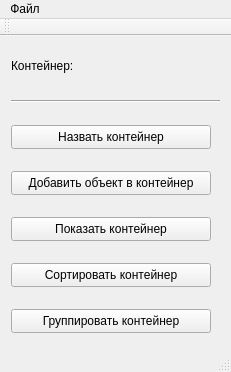
Before: the Qt Designer form QtdataFilter.ui in RedJost/SimpleObjectData, drawn with Qt 5.
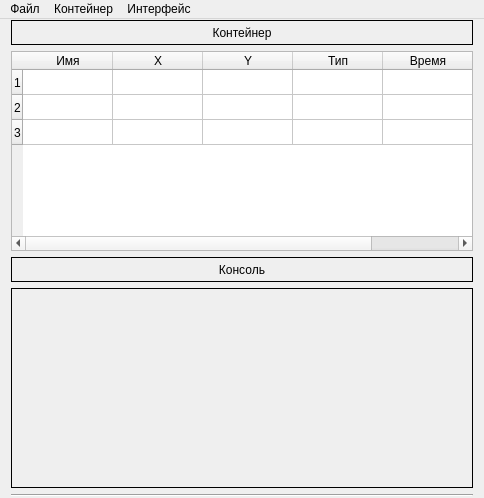
After: the same form once the commit is applied.

Diff of the .ui file:
```diff
--- a/QtdataFilter.ui
+++ b/QtdataFilter.ui
@@ -6,8 +6,8 @@
    <rect>
     <x>0</x>
     <y>0</y>
-    <width>231</width>
-    <height>372</height>
+    <width>484</width>
+    <height>498</height>
    </rect>
   </property>
   <property name="sizePolicy">
@@ -16,10 +16,28 @@
     <verstretch>0</verstretch>
    </sizepolicy>
   </property>
+  <property name="maximumSize">
+   <size>
+    <width>19000</width>
+    <height>16777215</height>
+   </size>
+  </property>
   <property name="windowTitle">
    <string>QtdataFilter</string>
   </property>
+  <property name="iconSize">
+   <size>
+    <width>12</width>
+    <height>12</height>
+   </size>
+  </property>
   <widget class="QWidget" name="centralWidget">
+   <property name="maximumSize">
+    <size>
+     <width>16000000</width>
+     <height>16777215</height>
+    </size>
+   </property>
    <layout class="QVBoxLayout" name="verticalLayout">
     <property name="sizeConstraint">
      <enum>QLayout::SetDefaultConstraint</enum>
@@ -31,27 +49,174 @@
      <number>1</number>
     </property>
     <item>
-     <widget class="QLabel" name="label">
+     <widget class="QLabel" name="label2">
+      <property name="maximumSize">
+       <size>
+        <width>16777215</width>
+        <height>25</height>
+       </size>
+      </property>
+      <property name="frameShape">
+       <enum>QFrame::Box</enum>
+      </property>
+      <property name="text">
+       <string>Контейнер</string>
+      </property>
+      <property name="alignment">
+       <set>Qt::AlignCenter</set>
+      </property>
+     </widget>
+    </item>
+    <item>
+     <widget class="QTableWidget" name="tableWidget">
       <property name="sizePolicy">
-       <sizepolicy hsizetype="Preferred" vsizetype="Preferred">
+       <sizepolicy hsizetype="Fixed" vsizetype="Fixed">
         <horstretch>0</horstretch>
         <verstretch>0</verstretch>
        </sizepolicy>
       </property>
+      <property name="maximumSize">
+       <size>
+        <width>199999</width>
+        <height>500</height>
+       </size>
+      </property>
+      <property name="autoScrollMargin">
+       <number>16</number>
+      </property>
+      <property name="showGrid">
+       <bool>true</bool>
+      </property>
+      <property name="gridStyle">
+       <enum>Qt::SolidLine</enum>
+      </property>
+      <property name="wordWrap">
+       <bool>true</bool>
+      </property>
+      <property name="cornerButtonEnabled">
+       <bool>false</bool>
+      </property>
+      <property name="rowCount">
+       <number>3</number>
+      </property>
+      <property name="columnCount">
+       <number>5</number>
+      </property>
+      <attribute name="horizontalHeaderVisible">
+       <bool>true</bool>
+      </attribute>
+      <attribute name="horizontalHeaderCascadingSectionResizes">
+       <bool>false</bool>
+      </attribute>
+      <attribute name="horizontalHeaderMinimumSectionSize">
+       <number>40</number>
+      </attribute>
+      <attribute name="horizontalHeaderDefaultSectionSize">
+       <number>90</number>
+      </attribute>
+      <attribute name="horizontalHeaderHighlightSections">
+       <bool>false</bool>
+      </attribute>
+      <attribute name="horizontalHeaderShowSortIndicator" stdset="0">
+       <bool>false</bool>
+      </attribute>
+      <attribute name="horizontalHeaderStretchLastSection">
+       <bool>false</bool>
+      </attribute>
+      <attribute name="verticalHeaderVisible">
+       <bool>true</bool>
+      </attribute>
+      <attribute name="verticalHeaderCascadingSectionResizes">
+       <bool>false</bool>
+      </attribute>
+      <attribute name="verticalHeaderMinimumSectionSize">
+       <number>25</number>
+      </attribute>
+      <attribute name="verticalHeaderDefaultSectionSize">
+       <number>25</number>
+      </attribute>
+      <attribute name="verticalHeaderShowSortIndicator" stdset="0">
+       <bool>false</bool>
+      </attribute>
+      <row/>
+      <row/>
+      <row/>
+      <column>
+       <property name="text">
+        <string>Имя</string>
+       </property>
+      </column>
+      <column>
+       <property name="text">
+        <string>X</string>
+       </property>
+      </column>
+      <column>
+       <property name="text">
+        <string>Y</string>
+       </property>
+      </column>
+      <column>
+       <property name="text">
+        <string>Тип</string>
+       </property>
+      </column>
+      <column>
+       <property name="text">
+        <string>Время</string>
+       </property>
+      </column>
+      <item row="0" column="1">
+       <property name="text">
+        <string/>
+       </property>
+      </item>
+     </widget>
+    </item>
+    <item>
+     <widget class="QLabel" name="label1">
+      <property name="maximumSize">
+       <size>
+        <width>19999</width>
+        <height>25</height>
+       </size>
+      </property>
+      <property name="frameShape">
+       <enum>QFrame::Box</enum>
+      </property>
+      <property name="text">
+       <string>Консоль</string>
+      </property>
+      <property name="alignment">
+       <set>Qt::AlignCenter</set>
+      </property>
+     </widget>
+    </item>
+    <item>
+     <widget class="QLabel" name="console">
       <property name="minimumSize">
        <size>
-        <width>200</width>
-        <height>25</height>
+        <width>0</width>
+        <height>0</height>
        </size>
       </property>
       <property name="maximumSize">
        <size>
-        <width>200</width>
-        <height>25</height>
+        <width>19999</width>
+        <height>16777215</height>
        </size>
       </property>
+      <property name="frameShape">
+       <enum>QFrame::Box</enum>
+      </property>
       <property name="text">
-       <string>Контейнер: </string>
+       <string/>
+      </property>
+      <property name="textFormat">
+       <enum>Qt::AutoText</enum>
+      </property>
+      <property name="alignment">
+       <set>Qt::AlignLeading|Qt::AlignLeft|Qt::AlignTop</set>
       </property>
      </widget>
     </item>
@@ -62,74 +227,6 @@
       </property>
      </widget>
     </item>
-    <item>
-     <widget class="QPushButton" name="pushButton_5">
-      <property name="maximumSize">
-       <size>
-        <width>200</width>
-        <height>24</height>
-       </size>
-      </property>
-      <property name="text">
-       <string>Назвать контейнер</string>
-      </property>
-     </widget>
-    </item>
-    <item>
-     <widget class="QPushButton" name="pushButton">
-      <property name="maximumSize">
-       <size>
-        <width>200</width>
-        <height>24</height>
-       </size>
-      </property>
-      <property name="contextMenuPolicy">
-       <enum>Qt::NoContextMenu</enum>
-      </property>
-      <property name="text">
-       <string>Добавить объект в контейнер</string>
-      </property>
-     </widget>
-    </item>
-    <item>
-     <widget class="QPushButton" name="pushButton_2">
-      <property name="maximumSize">
-       <size>
-        <width>200</width>
-        <height>24</height>
-       </size>
-      </property>
-      <property name="text">
-       <string>Показать контейнер</string>
-      </property>
-     </widget>
-    </item>
-    <item>
-     <widget class="QPushButton" name="pushButton_3">
-      <property name="maximumSize">
-       <size>
-        <width>200</width>
-        <height>24</height>
-       </size>
-      </property>
-      <property name="text">
-       <string>Сортировать контейнер</string>
-      </property>
-     </widget>
-    </item>
-    <item>
-     <widget class="QPushButton" name="pushButton_4">
-      <property name="maximumSize">
-       <size>
-        <width>200</width>
-        <height>24</height>
-       </size>
-      </property>
-      <property name="text">
-       <string>Группировать контейнер</string>
-      </property>
-     </widget>
-    </item>
    </layout>
   </widget>
   <widget class="QMenuBar" name="menuBar">
@@ -137,7 +234,7 @@
     <rect>
      <x>0</x>
      <y>0</y>
-     <width>231</width>
+     <width>484</width>
      <height>21</height>
     </rect>
    </property>
@@ -145,21 +242,69 @@
     <property name="title">
      <string>Файл</string>
     </property>
-    <addaction name="action"/>
-    <addaction name="action_2"/>
+    <addaction name="save"/>
+    <addaction name="open"/>
+   </widget>
+   <widget class="QMenu" name="menu_2">
+    <property name="title">
+     <string>Контейнер</string>
+    </property>
+    <widget class="QMenu" name="sort">
+     <property name="title">
+      <string>Сортировать</string>
+     </property>
+     <widget class="QMenu" name="menu_6">
+      <property name="title">
+       <string>По расстоянию</string>
+      </property>
+      <addaction name="byDistanceUp"/>
+      <addaction name="byDistanceDown"/>
+     </widget>
+     <widget class="QMenu" name="menu_7">
+      <property name="title">
+       <string>По времени</string>
+      </property>
+      <addaction name="byTimeUp"/>
+      <addaction name="byTimeDown"/>
+     </widget>
+     <widget class="QMenu" name="menu_5">
+      <property name="title">
+       <string>По имени</string>
+      </property>
+      <addaction name="byNameUp"/>
+      <addaction name="byNameDown"/>
+     </widget>
+     <addaction name="menu_6"/>
+     <addaction name="menu_5"/>
+     <addaction name="menu_7"/>
+    </widget>
+    <widget class="QMenu" name="menu_4">
+     <property name="title">
+      <string>Группировать</string>
+     </property>
+     <addaction name="nameGroup"/>
+     <addaction name="distanceGroup"/>
+     <addaction name="timeGroup"/>
+     <addaction name="typeGroup"/>
+    </widget>
+    <addaction name="add"/>
+    <addaction name="deleteObject"/>
+    <addaction name="show"/>
+    <addaction name="sort"/>
+    <addaction name="menu_4"/>
+   </widget>
+   <widget class="QMenu" name="menu_3">
+    <property name="title">
+     <string>Интерфейс</string>
+    </property>
+    <addaction name="tableCount"/>
+    <addaction name="tableClear"/>
    </widget>
    <addaction name="menu"/>
+   <addaction name="menu_2"/>
+   <addaction name="menu_3"/>
   </widget>
-  <widget class="QToolBar" name="mainToolBar">
-   <attribute name="toolBarArea">
-    <enum>TopToolBarArea</enum>
-   </attribute>
-   <attribute name="toolBarBreak">
-    <bool>false</bool>
-   </attribute>
-  </widget>
-  <widget class="QStatusBar" name="statusBar"/>
-  <action name="action">
+  <action name="save">
    <property name="text">
     <string>Сохранить</string>
    </property>
```
Left out of the diff: 374 changed lines with no effect on the pictures.
